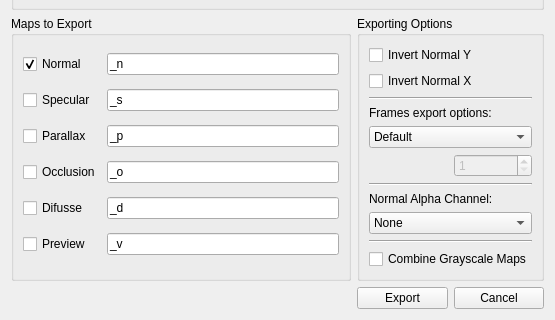
Old version of the form gui/exportwidget.ui in the repository azagaya/laigter; both pictures show x 0 to 555 and y 198 to 518 of the 555 by 518 pixel window.
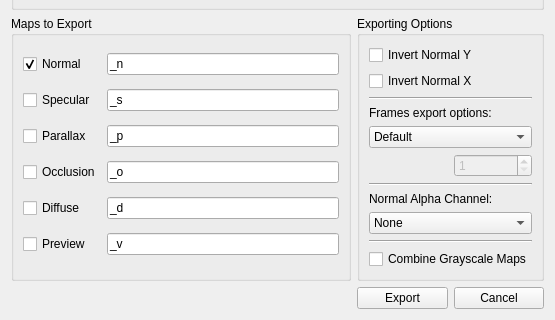
New version of the form. Icons and pictures are not drawn.

The edit to the form file:
```diff
--- a/gui/exportwidget.ui
+++ b/gui/exportwidget.ui
@@ -147,7 +147,7 @@
       <item row="4" column="0">
        <widget class="QCheckBox" name="checkBoxDifusse">
         <property name="text">
-         <string>Difusse</string>
+         <string>Diffuse</string>
         </property>
        </widget>
       </item>
```
Left out of the diff: 6 changed lines with no effect on the pictures.
